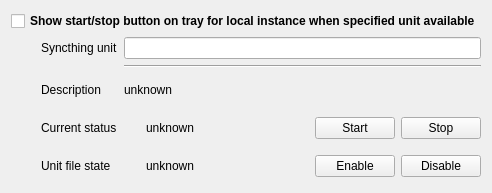
First picture: the form in tray/gui/systemdoptionpage.ui, repository Martchus/syncthingtray, before the edit.
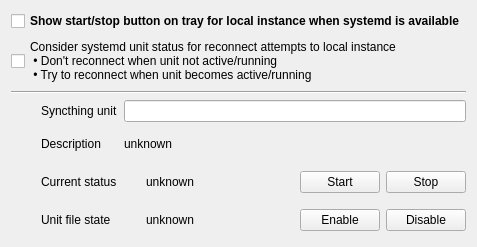
Second picture: the form after the edit. Icons and pictures are not drawn. Custom widgets are drawn as their Qt base class.

Commit message:
Improve systemd integration
* Allow using systemd unit status to better handle
  reconnect attempts to local instance
* Misc adjustments

```diff
--- a/tray/gui/systemdoptionpage.ui
+++ b/tray/gui/systemdoptionpage.ui
@@ -15,7 +15,23 @@
       </font>
      </property>
      <property name="text">
-      <string>Show start/stop button on tray for local instance when specified unit available</string>
+      <string>Show start/stop button on tray for local instance when systemd is available</string>
+     </property>
+    </widget>
+   </item>
+   <item>
+    <widget class="QCheckBox" name="considerForReconnectCheckBox">
+     <property name="text">
+      <string>Consider systemd unit status for reconnect attempts to local instance
+ • Don't reconnect when unit not active/running
+ • Try to reconnect when unit becomes active/running</string>
+     </property>
+    </widget>
+   </item>
+   <item>
+    <widget class="Line" name="line">
+     <property name="orientation">
+      <enum>Qt::Horizontal</enum>
      </property>
     </widget>
    </item>
@@ -50,20 +66,7 @@
       <item row="0" column="1">
        <widget class="Widgets::ClearLineEdit" name="syncthingUnitLineEdit"/>
       </item>
-      <item row="1" column="1">
-       <widget class="Line" name="line1">
-        <property name="sizePolicy">
-         <sizepolicy hsizetype="MinimumExpanding" vsizetype="Fixed">
-          <horstretch>0</horstretch>
-          <verstretch>0</verstretch>
-         </sizepolicy>
-        </property>
-        <property name="orientation">
-         <enum>Qt::Horizontal</enum>
-        </property>
-       </widget>
-      </item>
-      <item row="2" column="0">
+      <item row="1" column="0">
        <widget class="QLabel" name="descriptionLabel">
         <property name="sizePolicy">
          <sizepolicy hsizetype="Preferred" vsizetype="Expanding">
@@ -76,7 +79,7 @@
         </property>
        </widget>
       </item>
-      <item row="2" column="1">
+      <item row="1" column="1">
        <layout class="QHBoxLayout" name="descriptionHorizontalLayout">
         <item>
          <widget class="QLabel" name="descriptionValueLabel">
@@ -99,7 +102,7 @@
         </item>
        </layout>
       </item>
-      <item row="3" column="0">
+      <item row="2" column="0">
        <widget class="QLabel" name="statusLabel">
         <property name="sizePolicy">
          <sizepolicy hsizetype="Preferred" vsizetype="Expanding">
@@ -112,7 +115,7 @@
         </property>
        </widget>
       </item>
-      <item row="3" column="1">
+      <item row="2" column="1">
        <layout class="QHBoxLayout" name="statusHorizontalLayout">
         <item>
          <widget class="QWidget" name="statusIndicator" native="true">
@@ -176,7 +179,7 @@
         </item>
        </layout>
       </item>
-      <item row="4" column="0">
+      <item row="3" column="0">
        <widget class="QLabel" name="unitFileStateLabel">
         <property name="sizePolicy">
          <sizepolicy hsizetype="Preferred" vsizetype="Expanding">
@@ -189,7 +192,7 @@
         </property>
        </widget>
       </item>
-      <item row="4" column="1">
+      <item row="3" column="1">
        <layout class="QHBoxLayout" name="unitFileStateHorizontalLayout">
         <item>
          <widget class="QWidget" name="enabledIndicator" native="true">
```
The commit also changes 8 other files.
